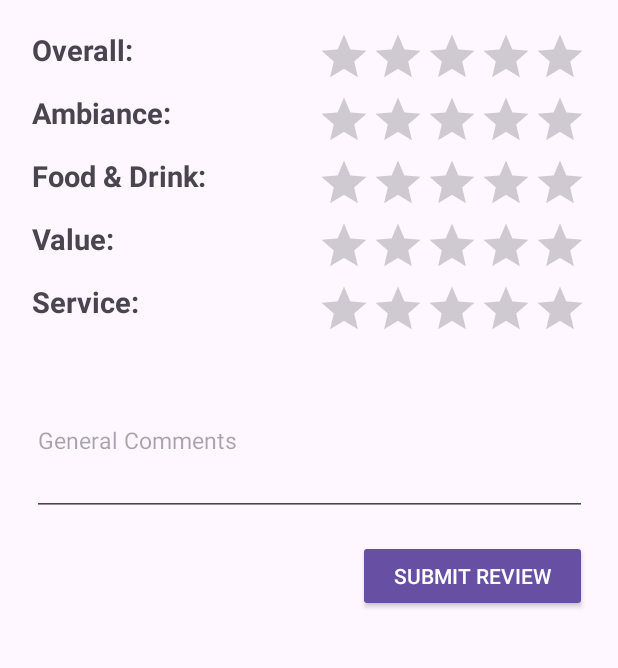
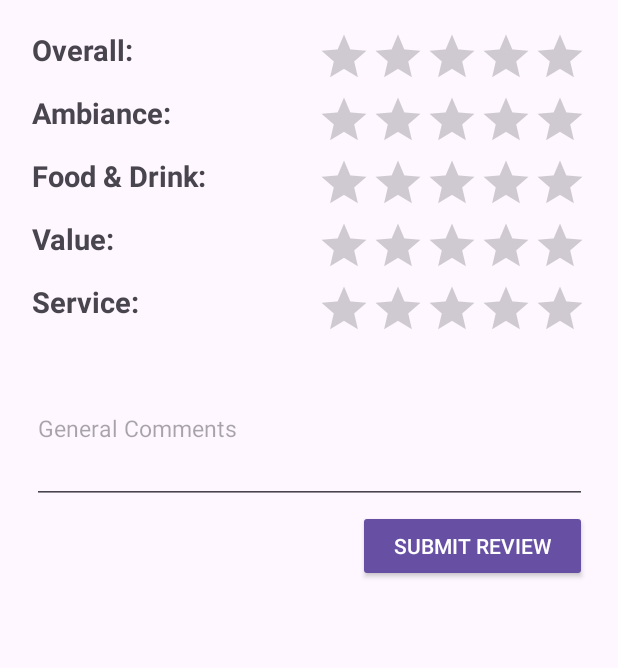
Before and after one commit to tinatams/KatEats, an Android app: the ReviewWriting screen opened directly, with no data from a screen before it, on a phone screen of 412 x 824 dp, the part 498-1166 px from its top. Run offline under Robolectric (Android 15) with nearby library versions, the phone set to English and light mode, and no system bars; our stand-ins replace Picasso; libraries missing offline, so code that uses them is left out: com.karumi.dexter; pictures from the network do not load; 1 statement that could not run was skipped.

Commit message:
some design tweaks

```diff
--- a/app/src/main/res/layout/activity_review_writing.xml
+++ b/app/src/main/res/layout/activity_review_writing.xml
@@ -12,7 +12,7 @@
         style="@style/Widget.AppCompat.Button"
         android:layout_width="wrap_content"
         android:layout_height="wrap_content"
-        android:layout_marginTop="16dp"
+        android:layout_marginTop="4dp"
         android:text="Submit Review"
         app:layout_constraintEnd_toEndOf="@+id/reviewComments"
         app:layout_constraintTop_toBottomOf="@+id/reviewComments" />
@@ -166,7 +166,7 @@
         android:id="@+id/reviewComments"
         android:layout_width="370dp"
         android:layout_height="100dp"
-        android:layout_marginTop="20dp"
+        android:layout_marginTop="12dp"
         android:hint="General Comments"
         android:maxLength="255"
         android:maxLines="5"
```
